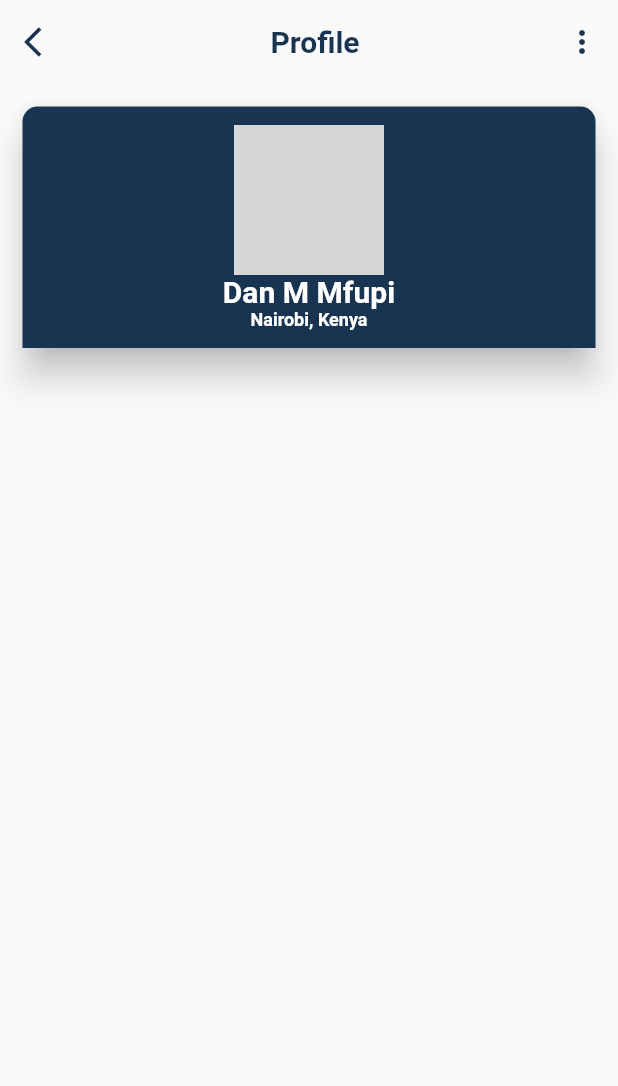
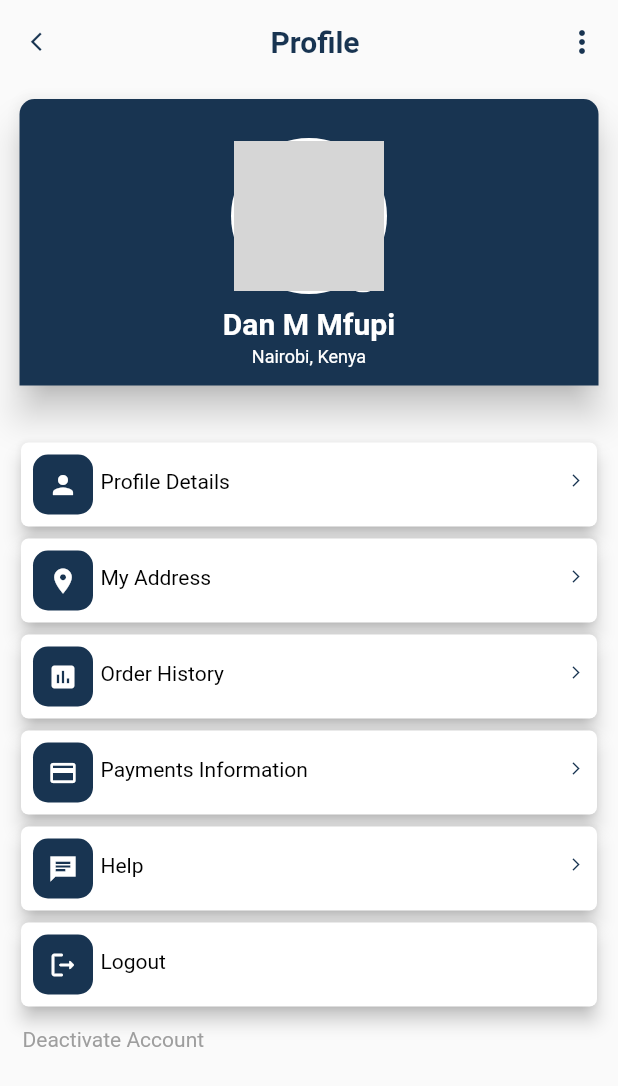
Before and after one commit to qinyanjuidavid/User_Profile, a Flutter app: the screen it shows after launch, on a phone screen of 412 x 824 dp. Shown: the top 1086 px of the screen. Run offline on Flutter 3.47's test engine with Material 2 defaults, Android fonts, the phone set to English and light mode, and no system bars; network calls fail; grey boxes are pictures that could not be loaded.

Commit message:
Profile UI

```diff
--- a/lib/appBar.dart
+++ b/lib/appBar.dart
@@ -6,6 +6,7 @@ AppBar buildAppBar(BuildContext context) {
     leading: Icon(
       Icons.arrow_back_ios,
       color: const Color.fromRGBO(24, 52, 81, 1),
+      size: 15,
     ),
     elevation: 0,
     backgroundColor: Colors.transparent,
--- /dev/null
+++ b/lib/deactivate_account.dart
@@ -0,0 +1,18 @@
+import 'package:flutter/material.dart';
+
+class DeactivateAccount extends StatelessWidget {
+  @override
+  Widget build(BuildContext context) {
+    return Container(
+      width: MediaQuery.of(context).size.width,
+      margin: EdgeInsets.symmetric(horizontal: 0, vertical: 10),
+      padding: EdgeInsets.symmetric(horizontal: 15, vertical: 0),
+      child: Text(
+        "Deactivate Account",
+        style: TextStyle(
+          color: Colors.grey,
+        ),
+      ),
+    );
+  }
+}
--- a/lib/main.dart
+++ b/lib/main.dart
@@ -18,10 +18,10 @@ class _MyProfileState extends State<MyProfile> {
     return MaterialApp(
       debugShowCheckedModeBanner: false,
       theme: ThemeData(
-        primaryColor: Colors.green,
+        primaryColor: Color.fromARGB(234, 234, 234, 255),
         iconTheme: IconThemeData(color: Colors.black),
       ),
-      title: "Deveint Profile",
+      title: "Deveint Interview",
       home: ProfilePage(),
     );
   }
--- /dev/null
+++ b/lib/navigation.dart
@@ -0,0 +1,78 @@
+import 'package:flutter/material.dart';
+
+class NavigationButtonWidget extends StatelessWidget {
+  final IconData navIcon;
+  final String navPage;
+  final IconData? navForwardIcon;
+  NavigationButtonWidget(this.navIcon, this.navPage, [this.navForwardIcon]);
+
+  @override
+  Widget build(BuildContext context) {
+    return Container(
+      width: MediaQuery.of(context).size.width,
+      // margin: EdgeInsets.symmetric(horizontal: 0, vertical: 0),
+      padding: EdgeInsets.symmetric(horizontal: 10, vertical: 0),
+      child: Card(
+        elevation: 5,
+        shape: RoundedRectangleBorder(
+          borderRadius: BorderRadius.circular(5),
+        ),
+        child: Container(
+          width: MediaQuery.of(context).size.width,
+          padding: EdgeInsets.symmetric(horizontal: 8.0, vertical: 8),
+          child: Row(
+            mainAxisAlignment: MainAxisAlignment.spaceBetween,
+            crossAxisAlignment: CrossAxisAlignment.start,
+            children: <Widget>[
+              Row(
+                crossAxisAlignment: CrossAxisAlignment.start,
+                children: <Widget>[
+                  Container(
+                    width: 40.0,
+                    height: 40.0,
+                    decoration: BoxDecoration(
+                      borderRadius: BorderRadius.circular(10),
+                      color: const Color.fromRGBO(24, 52, 81, 1),
+                    ),
+                    child: Center(
+                      child: Icon(
+                        navIcon,
+                        color: Colors.white,
+                        size: 20,
+                      ),
+                    ),
+                  ),
+                  SizedBox(width: 5.0),
+                  Column(
+                    crossAxisAlignment: CrossAxisAlignment.center,
+                    children: [
+                      const SizedBox(
+                        height: 10,
+                      ),
+                      Text(
+                        navPage,
+                        style: TextStyle(
+                          color: Colors.black,
+                          fontSize: 14,
+                        ),
+                      ),
+                    ],
+                  )
+                ],
+              ),
+              Container(
+                alignment: Alignment.center,
+                padding: EdgeInsets.symmetric(horizontal: 1, vertical: 12),
+                child: Icon(
+                  navForwardIcon,
+                  color: const Color.fromRGBO(24, 52, 81, 1),
+                  size: 10,
+                ),
+              ),
+            ],
+          ),
+        ),
+      ),
+    );
+  }
+}
--- /dev/null
+++ b/lib/profile_display.dart
@@ -0,0 +1,91 @@
+import 'package:flutter/material.dart';
+import 'dart:io';
+
+class ProfileWidget extends StatelessWidget {
+  @override
+  Widget build(BuildContext context) {
+    final image = NetworkImage(
+        "https://cdn.pixabay.com/photo/2014/11/13/06/12/boy-529067_1280.jpg");
+    return Card(
+      clipBehavior: Clip.antiAlias,
+      elevation: 10,
+      margin: EdgeInsets.symmetric(horizontal: 13, vertical: 10),
+      shape: RoundedRectangleBorder(
+          borderRadius: new BorderRadius.only(
+        topLeft: const Radius.circular(10),
+        topRight: const Radius.circular(10),
+      )),
+      color: const Color.fromRGBO(24, 52, 81, 1),
+      child: Padding(
+        padding: EdgeInsets.symmetric(horizontal: 32, vertical: 12),
+        child: Center(
+          child: Column(
+            children: [
+              const SizedBox(height: 14),
+              Stack(
+                children: [
+                  CircleAvatar(
+                    radius: 52,
+                    backgroundColor: Color.fromARGB(255, 255, 255, 255),
+                    child: ClipOval(
+                      child: Material(
+                          color: Colors.transparent,
+                          child: Ink.image(
+                            image: image,
+                            fit: BoxFit.cover,
+                            width: 100,
+                            height: 100,
+                            // child: InkWell(onTap: onClicked),
+                          )),
+                    ),
+                  ),
+                  Positioned(
+                    bottom: 1,
+                    right: 4,
+                    child: ClipOval(
+                        child: Container(
+                      padding: EdgeInsets.all(3),
+                      color: Colors.white,
+                      child: Icon(
+                        Icons.camera_alt_rounded,
+                        color: const Color.fromRGBO(24, 52, 81, 1),
+                        size: 18,
+                      ),
+                    )),
+                  ),
+                ],
+              ),
+              // User username
+              const SizedBox(height: 8),
+              Column(
+                children: [
+                  Text(
+                    "Dan M Mfupi",
+                    style: TextStyle(
+                      fontWeight: FontWeight.bold,
+                      fontSize: 20,
+                      color: Colors.white,
+                    ),
+                  ),
+                ],
+              ),
+              //User Location
+              const SizedBox(height: 4),
+              Column(
+                children: [
+                  Text(
+                    "Nairobi, Kenya",
+                    style: TextStyle(
+                      fontSize: 12,
+                      color: Colors.white,
+                    ),
+                  ),
+                ],
+              )
+            ],
+          ),
+        ),
+      ),
+    );
+  }
+}
--- a/lib/profile_page.dart
+++ b/lib/profile_page.dart
@@ -1,5 +1,8 @@
 import 'package:flutter/material.dart';
 import './appBar.dart';
+import './profile_display.dart';
+import './navigation.dart';
+import './deactivate_account.dart';
 
 class ProfilePage extends StatefulWidget {
   @override
@@ -7,95 +10,32 @@ class ProfilePage extends StatefulWidget {
 }
 
 class _ProfilePageState extends State<ProfilePage> {
+  var homePage = Icon(
+    Icons.home,
+    color: Colors.white,
+    size: 20,
+  );
   @override
   Widget build(BuildContext context) {
-    final image = NetworkImage(
-        "https://cdn.pixabay.com/photo/2014/11/13/06/12/boy-529067_1280.jpg");
     return Scaffold(
       appBar: buildAppBar(context),
       body: ListView(
         physics: BouncingScrollPhysics(),
         children: [
-          Card(
-            clipBehavior: Clip.antiAlias,
-            elevation: 10,
-            margin: EdgeInsets.symmetric(horizontal: 15, vertical: 15),
-            shape: RoundedRectangleBorder(
-                borderRadius: new BorderRadius.only(
-              topLeft: const Radius.circular(10),
-              topRight: const Radius.circular(10),
-            )),
-            color: const Color.fromRGBO(24, 52, 81, 1),
-            child: Padding(
-              padding: EdgeInsets.symmetric(horizontal: 32, vertical: 12),
-              child: Center(
-                child: Column(
-                  children: [
-                    Stack(
-                      children: [
-                        ClipOval(
-                          child: Material(
-                              color: Colors.transparent,
-                              child: Ink.image(
-                                image: image,
-                                fit: BoxFit.cover,
-                                width: 100,
-                                height: 100,
-                                // child: InkWell(onTap: onClicked),
-                              )),
-                        ),
-                        Positioned(
-                          bottom: 1,
-                          right: 4,
-                          child: ClipOval(
-                              child: Container(
-                            padding: EdgeInsets.all(3),
-                            color: Colors.white,
-                            child: Icon(
-                              Icons.camera_alt_rounded,
-                              color: const Color.fromRGBO(24, 52, 81, 1),
-                              size: 18,
-                            ),
-                          )),
-                        ),
-
-                        //
-                      ],
-                    ),
-                    // User username
-                    const SizedBox(height: 0),
-                    Column(
-                      children: [
-                        Text(
-                          "Dan M Mfupi",
-                          style: TextStyle(
-                            fontWeight: FontWeight.bold,
-                            fontSize: 20,
-                            color: Colors.white,
-                          ),
-                        ),
-                      ],
-                    ),
-                    //User Location
-                    const SizedBox(height: 0),
-                    Column(
-                      children: [
-                        Text(
-                          "Nairobi, Kenya",
-                          style: TextStyle(
-                            fontWeight: FontWeight.bold,
-                            fontSize: 12,
-                            color: Colors.white,
-                          ),
-                        ),
-                      ],
-                    )
-                  ],
-                ),
-              ),
-            ),
-          ),
-          // ***Navigations***
+          ProfileWidget(),
+          const SizedBox(height: 24),
+          NavigationButtonWidget(
+              Icons.person, "Profile Details", Icons.arrow_forward_ios),
+          NavigationButtonWidget(
+              Icons.location_on, "My Address", Icons.arrow_forward_ios),
+          NavigationButtonWidget(
+              Icons.assessment, "Order History", Icons.arrow_forward_ios),
+          NavigationButtonWidget(Icons.credit_card, "Payments Information",
+              Icons.arrow_forward_ios),
+          NavigationButtonWidget(
+              Icons.chat_sharp, "Help", Icons.arrow_forward_ios),
+          NavigationButtonWidget(Icons.logout_rounded, "Logout"),
+          DeactivateAccount(),
         ],
       ),
     );
```
